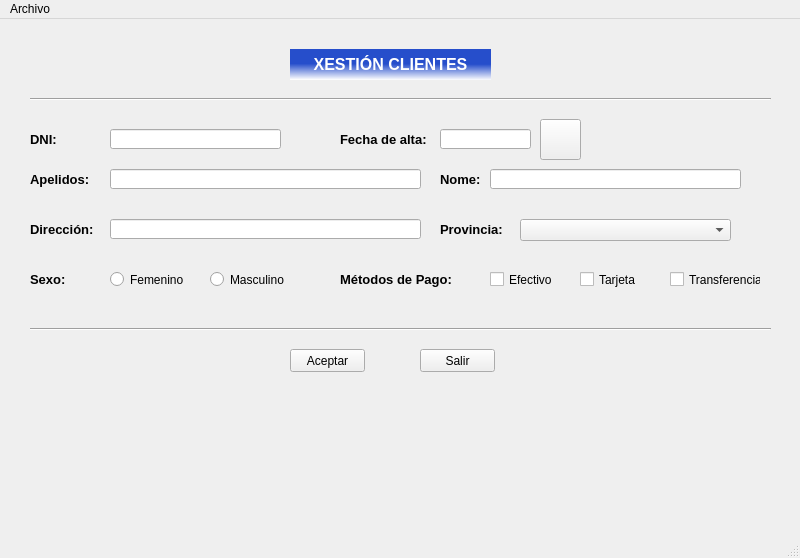
Old version of the form ventana.ui in the repository byChamaco/BLANCOLORENZO.
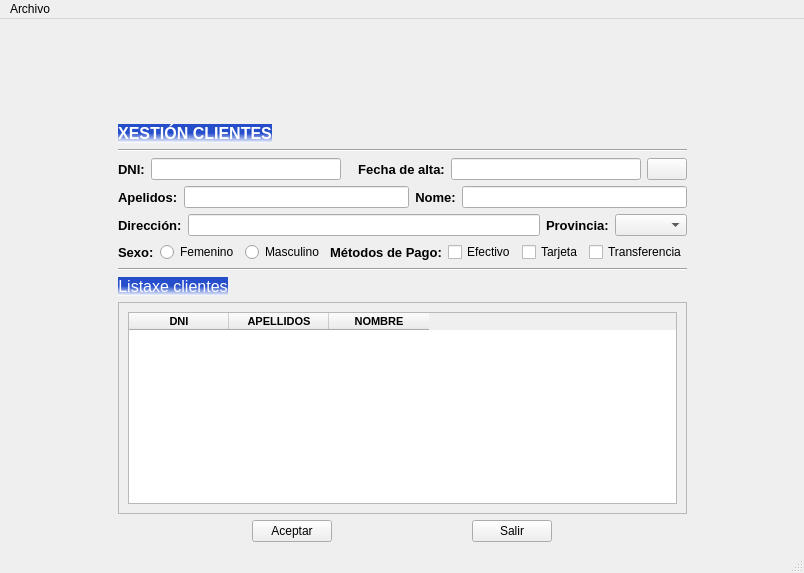
New version of the form. Icons and pictures are not drawn.

Commit message: v 0.0.4 Ventana con tabla

The edit to the form file:
```diff
--- a/ventana.ui
+++ b/ventana.ui
@@ -6,22 +6,37 @@
    <rect>
     <x>0</x>
     <y>0</y>
-    <width>800</width>
-    <height>558</height>
+    <width>804</width>
+    <height>573</height>
    </rect>
   </property>
   <property name="windowTitle">
    <string>Proyecto Uno</string>
   </property>
   <widget class="QWidget" name="centralwidget">
+   <layout class="QGridLayout" name="gridLayout_2">
+    <item row="0" column="1">
+     <spacer name="verticalSpacer">
+      <property name="orientation">
+       <enum>Qt::Vertical</enum>
+      </property>
+      <property name="sizeHint" stdset="0">
+       <size>
+        <width>20</width>
+        <height>40</height>
+       </size>
+      </property>
+     </spacer>
+    </item>
+    <item row="1" column="1">
+     <layout class="QVBoxLayout" name="verticalLayout">
+      <item>
    <widget class="QLabel" name="lblXesCli">
-    <property name="geometry">
-     <rect>
-      <x>290</x>
-      <y>30</y>
-      <width>201</width>
-      <height>31</height>
-     </rect>
+        <property name="sizePolicy">
+         <sizepolicy hsizetype="Fixed" vsizetype="Fixed">
+          <horstretch>0</horstretch>
+          <verstretch>0</verstretch>
+         </sizepolicy>
     </property>
     <property name="font">
      <font>
@@ -44,41 +59,33 @@
      <set>Qt::AlignCenter</set>
     </property>
    </widget>
+      </item>
+      <item>
    <widget class="Line" name="line">
-    <property name="geometry">
-     <rect>
-      <x>30</x>
-      <y>70</y>
-      <width>741</width>
-      <height>20</height>
-     </rect>
-    </property>
     <property name="orientation">
      <enum>Qt::Horizontal</enum>
     </property>
    </widget>
-   <widget class="Line" name="line_2">
-    <property name="geometry">
-     <rect>
-      <x>30</x>
-      <y>300</y>
-      <width>741</width>
-      <height>20</height>
-     </rect>
-    </property>
+      </item>
+     </layout>
+    </item>
+    <item row="2" column="0">
+     <spacer name="horizontalSpacer">
     <property name="orientation">
      <enum>Qt::Horizontal</enum>
     </property>
-   </widget>
+      <property name="sizeHint" stdset="0">
+       <size>
+        <width>40</width>
+        <height>20</height>
+       </size>
+      </property>
+     </spacer>
+    </item>
+    <item row="2" column="1">
+     <layout class="QHBoxLayout" name="horizontalLayout">
+      <item>
    <widget class="QLabel" name="lblDni">
-    <property name="geometry">
-     <rect>
-      <x>30</x>
-      <y>110</y>
-      <width>51</width>
-      <height>21</height>
-     </rect>
-    </property>
     <property name="font">
      <font>
       <pointsize>10</pointsize>
@@ -90,25 +97,69 @@
      <string>DNI:</string>
     </property>
    </widget>
-   <widget class="QLineEdit" name="editDni">
-    <property name="geometry">
-     <rect>
-      <x>110</x>
-      <y>110</y>
-      <width>171</width>
-      <height>20</height>
-     </rect>
-    </property>
-   </widget>
+      </item>
+      <item>
+       <widget class="QLineEdit" name="editDni"/>
+      </item>
+      <item>
+       <widget class="QLabel" name="lblValidar">
+        <property name="font">
+         <font>
+          <family>Comic Sans MS</family>
+          <pointsize>10</pointsize>
+          <weight>75</weight>
+          <italic>true</italic>
+          <bold>true</bold>
+         </font>
+        </property>
+        <property name="text">
+         <string/>
+        </property>
+       </widget>
+      </item>
+      <item>
+       <widget class="QLabel" name="lblFecha">
+        <property name="font">
+         <font>
+          <pointsize>10</pointsize>
+          <weight>75</weight>
+          <bold>true</bold>
+         </font>
+        </property>
+        <property name="text">
+         <string>Fecha de alta:</string>
+        </property>
+        <property name="alignment">
+         <set>Qt::AlignCenter</set>
+        </property>
+       </widget>
+      </item>
+      <item>
+       <widget class="QLineEdit" name="editCliAlta"/>
+      </item>
+      <item>
+       <widget class="QPushButton" name="btnCalendar">
+        <property name="text">
+         <string/>
+        </property>
+        <property name="icon">
+         <iconset>
+          <normaloff>img/calendar.png</normaloff>img/calendar.png</iconset>
+        </property>
+        <property name="iconSize">
+         <size>
+          <width>24</width>
+          <height>24</height>
+         </size>
+        </property>
+       </widget>
+      </item>
+     </layout>
+    </item>
+    <item row="3" column="1">
+     <layout class="QHBoxLayout" name="horizontalLayout_2">
+      <item>
    <widget class="QLabel" name="lblApellidos">
-    <property name="geometry">
-     <rect>
-      <x>30</x>
-      <y>140</y>
-      <width>71</width>
-      <height>41</height>
-     </rect>
-    </property>
     <property name="font">
      <font>
       <pointsize>10</pointsize>
@@ -120,25 +171,12 @@
      <string>Apelidos:</string>
     </property>
    </widget>
-   <widget class="QLineEdit" name="editApel">
-    <property name="geometry">
-     <rect>
-      <x>110</x>
-      <y>150</y>
-      <width>311</width>
-      <height>20</height>
-     </rect>
-    </property>
-   </widget>
+      </item>
+      <item>
+       <widget class="QLineEdit" name="editApel"/>
+      </item>
+      <item>
    <widget class="QLabel" name="lblNombre">
-    <property name="geometry">
-     <rect>
-      <x>440</x>
-      <y>140</y>
-      <width>51</width>
-      <height>41</height>
-     </rect>
-    </property>
     <property name="font">
      <font>
       <pointsize>10</pointsize>
@@ -149,74 +187,75 @@
     <property name="text">
      <string>Nome:</string>
     </property>
-   </widget>
+        <property name="alignment">
+         <set>Qt::AlignCenter</set>
+        </property>
+       </widget>
+      </item>
+      <item>
    <widget class="QLineEdit" name="editNombre">
-    <property name="geometry">
-     <rect>
-      <x>490</x>
-      <y>150</y>
-      <width>251</width>
+        <property name="alignment">
+         <set>Qt::AlignLeading|Qt::AlignLeft|Qt::AlignVCenter</set>
+        </property>
+       </widget>
+      </item>
+     </layout>
+    </item>
+    <item row="3" column="2">
+     <spacer name="horizontalSpacer_2">
+      <property name="orientation">
+       <enum>Qt::Horizontal</enum>
+      </property>
+      <property name="sizeHint" stdset="0">
+       <size>
+        <width>40</width>
       <height>20</height>
-     </rect>
-    </property>
-   </widget>
-   <widget class="QPushButton" name="btnAceptar">
-    <property name="geometry">
-     <rect>
-      <x>290</x>
-      <y>330</y>
-      <width>75</width>
-      <height>23</height>
-     </rect>
+       </size>
+      </property>
+     </spacer>
+    </item>
+    <item row="4" column="1">
+     <layout class="QHBoxLayout" name="horizontalLayout_3">
+      <item>
+       <widget class="QLabel" name="lblDireccion">
+        <property name="font">
+         <font>
+          <pointsize>10</pointsize>
+          <weight>75</weight>
+          <bold>true</bold>
+         </font>
     </property>
     <property name="text">
-     <string>Aceptar</string>
-    </property>
-   </widget>
-   <widget class="QPushButton" name="btnSalir">
-    <property name="geometry">
-     <rect>
-      <x>420</x>
-      <y>330</y>
-      <width>75</width>
-      <height>23</height>
-     </rect>
-    </property>
-    <property name="text">
-     <string>Salir</string>
-    </property>
-   </widget>
-   <widget class="QLabel" name="lblValidar">
-    <property name="geometry">
-     <rect>
-      <x>300</x>
-      <y>100</y>
-      <width>51</width>
-      <height>41</height>
-     </rect>
-    </property>
+         <string>Dirección:</string>
+        </property>
+       </widget>
+      </item>
+      <item>
+       <widget class="QLineEdit" name="editDireccion"/>
+      </item>
+      <item>
+       <widget class="QLabel" name="lblProv">
     <property name="font">
      <font>
-      <family>Comic Sans MS</family>
       <pointsize>10</pointsize>
       <weight>75</weight>
-      <italic>true</italic>
       <bold>true</bold>
      </font>
     </property>
     <property name="text">
-     <string/>
-    </property>
-   </widget>
+         <string>Provincia:</string>
+        </property>
+       </widget>
+      </item>
+      <item>
+       <widget class="QComboBox" name="cmbProv"/>
+      </item>
+     </layout>
+    </item>
+    <item row="5" column="1">
+     <layout class="QHBoxLayout" name="horizontalLayout_4">
+      <item>
    <widget class="QLabel" name="lblSexo">
-    <property name="geometry">
-     <rect>
-      <x>30</x>
-      <y>240</y>
-      <width>71</width>
-      <height>41</height>
-     </rect>
-    </property>
     <property name="font">
      <font>
       <pointsize>10</pointsize>
@@ -228,41 +267,23 @@
      <string>Sexo:</string>
     </property>
    </widget>
+      </item>
+      <item>
    <widget class="QRadioButton" name="rbtFem">
-    <property name="geometry">
-     <rect>
-      <x>110</x>
-      <y>250</y>
-      <width>91</width>
-      <height>21</height>
-     </rect>
-    </property>
     <property name="text">
      <string>Femenino</string>
     </property>
    </widget>
+      </item>
+      <item>
    <widget class="QRadioButton" name="rbtMasc">
-    <property name="geometry">
-     <rect>
-      <x>210</x>
-      <y>250</y>
-      <width>91</width>
-      <height>21</height>
-     </rect>
-    </property>
     <property name="text">
      <string>Masculino</string>
     </property>
    </widget>
+      </item>
+      <item>
    <widget class="QLabel" name="lblPago">
-    <property name="geometry">
-     <rect>
-      <x>340</x>
-      <y>240</y>
-      <width>131</width>
-      <height>41</height>
-     </rect>
-    </property>
     <property name="font">
      <font>
       <pointsize>10</pointsize>
@@ -274,165 +295,181 @@
      <string>Métodos de Pago:</string>
     </property>
    </widget>
+      </item>
+      <item>
    <widget class="QCheckBox" name="chkEfec">
-    <property name="geometry">
-     <rect>
-      <x>490</x>
-      <y>240</y>
-      <width>71</width>
-      <height>41</height>
-     </rect>
-    </property>
     <property name="text">
      <string>Efectivo</string>
     </property>
    </widget>
+      </item>
+      <item>
    <widget class="QCheckBox" name="chkTarj">
-    <property name="geometry">
-     <rect>
-      <x>580</x>
-      <y>240</y>
-      <width>71</width>
-      <height>41</height>
-     </rect>
-    </property>
     <property name="text">
      <string>Tarjeta</string>
     </property>
    </widget>
+      </item>
+      <item>
    <widget class="QCheckBox" name="chkTrans">
-    <property name="geometry">
-     <rect>
-      <x>670</x>
-      <y>240</y>
-      <width>91</width>
-      <height>41</height>
-     </rect>
-    </property>
     <property name="text">
      <string>Transferencia</string>
     </property>
    </widget>
-   <widget class="QLabel" name="lblDireccion">
-    <property name="geometry">
-     <rect>
-      <x>30</x>
-      <y>190</y>
-      <width>71</width>
-      <height>41</height>
-     </rect>
-    </property>
+      </item>
+     </layout>
+    </item>
+    <item row="6" column="1">
+     <layout class="QVBoxLayout" name="verticalLayout_2">
+      <item>
+       <widget class="Line" name="line_2">
+        <property name="orientation">
+         <enum>Qt::Horizontal</enum>
+        </property>
+       </widget>
+      </item>
+      <item>
+       <widget class="QLabel" name="lblXesCli_2">
+        <property name="sizePolicy">
+         <sizepolicy hsizetype="Fixed" vsizetype="Fixed">
+          <horstretch>0</horstretch>
+          <verstretch>0</verstretch>
+         </sizepolicy>
+        </property>
     <property name="font">
      <font>
-      <pointsize>10</pointsize>
-      <weight>75</weight>
-      <bold>true</bold>
-     </font>
-    </property>
+          <pointsize>12</pointsize>
+          <weight>50</weight>
+          <bold>false</bold>
+         </font>
+        </property>
+        <property name="autoFillBackground">
+         <bool>false</bool>
+        </property>
+        <property name="styleSheet">
+         <string notr="true">color: rgb(255, 255, 255);
+background-color: qlineargradient(spread:pad, x1:0.545, y1:0.482955, x2:0.534091, y2:1, stop:0 rgba(38, 78, 203, 255), stop:1 rgba(255, 255, 255, 255));</string>
+        </property>
     <property name="text">
-     <string>Dirección:</string>
-    </property>
-   </widget>
-   <widget class="QLineEdit" name="editDireccion">
-    <property name="geometry">
-     <rect>
-      <x>110</x>
-      <y>200</y>
-      <width>311</width>
-      <height>20</height>
-     </rect>
-    </property>
-   </widget>
-   <widget class="QLabel" name="lblProv">
+         <string>Listaxe clientes</string>
+        </property>
+        <property name="alignment">
+         <set>Qt::AlignCenter</set>
+        </property>
+       </widget>
+      </item>
+     </layout>
+    </item>
+    <item row="7" column="1">
+     <widget class="QScrollArea" name="scrollArea">
+      <property name="widgetResizable">
+       <bool>true</bool>
+      </property>
+      <widget class="QWidget" name="scrollAreaWidgetContents">
     <property name="geometry">
      <rect>
-      <x>440</x>
-      <y>190</y>
-      <width>71</width>
-      <height>41</height>
-     </rect>
-    </property>
+         <x>0</x>
+         <y>0</y>
+         <width>536</width>
+         <height>210</height>
+        </rect>
+       </property>
+       <layout class="QGridLayout" name="gridLayout">
+        <item row="0" column="0">
+         <widget class="QTableWidget" name="tablaCli">
+          <column>
+           <property name="text">
+            <string>DNI</string>
+           </property>
     <property name="font">
      <font>
-      <pointsize>10</pointsize>
+             <family>Segoe UI</family>
+             <pointsize>8</pointsize>
       <weight>75</weight>
       <bold>true</bold>
      </font>
     </property>
+           <property name="textAlignment">
+            <set>AlignCenter</set>
+           </property>
+          </column>
+          <column>
     <property name="text">
-     <string>Provincia:</string>
-    </property>
-   </widget>
-   <widget class="QComboBox" name="cmbProv">
-    <property name="geometry">
-     <rect>
-      <x>520</x>
-      <y>200</y>
-      <width>211</width>
-      <height>22</height>
-     </rect>
-    </property>
-   </widget>
-   <widget class="QLabel" name="lblFecha">
-    <property name="geometry">
-     <rect>
-      <x>340</x>
-      <y>110</y>
-      <width>101</width>
-      <height>21</height>
-     </rect>
-    </property>
+            <string>APELLIDOS</string>
+           </property>
+           <property name="font">
+            <font>
+             <pointsize>8</pointsize>
+             <weight>75</weight>
+             <bold>true</bold>
+            </font>
+           </property>
+           <property name="textAlignment">
+            <set>AlignCenter</set>
+           </property>
+          </column>
+          <column>
+           <property name="text">
+            <string>NOMBRE</string>
+           </property>
     <property name="font">
      <font>
-      <pointsize>10</pointsize>
+             <pointsize>8</pointsize>
       <weight>75</weight>
       <bold>true</bold>
      </font>
     </property>
-    <property name="text">
-     <string>Fecha de alta:</string>
-    </property>
-   </widget>
-   <widget class="QLineEdit" name="editCliAlta">
-    <property name="geometry">
-     <rect>
-      <x>440</x>
-      <y>110</y>
-      <width>91</width>
-      <height>20</height>
-     </rect>
-    </property>
-   </widget>
-   <widget class="QPushButton" name="btnCalendar">
-    <property name="geometry">
-     <rect>
-      <x>540</x>
-      <y>100</y>
-      <width>41</width>
-      <height>41</height>
-     </rect>
-    </property>
+           <property name="textAlignment">
+            <set>AlignCenter</set>
+           </property>
+          </column>
+         </widget>
+        </item>
+       </layout>
+      </widget>
+     </widget>
+    </item>
+    <item row="8" column="1">
+     <layout class="QHBoxLayout" name="horizontalLayout_5">
+      <item>
+       <widget class="QPushButton" name="btnAceptar">
+        <property name="enabled">
+         <bool>true</bool>
+        </property>
+        <property name="sizePolicy">
+         <sizepolicy hsizetype="Fixed" vsizetype="Fixed">
+          <horstretch>0</horstretch>
+          <verstretch>0</verstretch>
+         </sizepolicy>
+        </property>
     <property name="text">
-     <string/>
-    </property>
-    <property name="icon">
-     <iconset>
-      <normaloff>img/calendar.png</normaloff>img/calendar.png</iconset>
-    </property>
-    <property name="iconSize">
-     <size>
-      <width>24</width>
-      <height>24</height>
-     </size>
-    </property>
-   </widget>
+         <string>Aceptar</string>
+        </property>
+       </widget>
+      </item>
+      <item>
+       <widget class="QPushButton" name="btnSalir">
+        <property name="sizePolicy">
+         <sizepolicy hsizetype="Fixed" vsizetype="Fixed">
+          <horstretch>0</horstretch>
+          <verstretch>0</verstretch>
+         </sizepolicy>
+        </property>
+        <property name="text">
+         <string>Salir</string>
+        </property>
+       </widget>
+      </item>
+     </layout>
+    </item>
+   </layout>
   </widget>
   <widget class="QMenuBar" name="menubar">
    <property name="geometry">
     <rect>
      <x>0</x>
      <y>0</y>
-     <width>800</width>
+     <width>804</width>
      <height>21</height>
     </rect>
    </property>
```
Left out of the diff: 3 changed lines with no effect on the pictures. Lines whose indentation alone changed are shown as unchanged. The commit also changes 5 other files.
